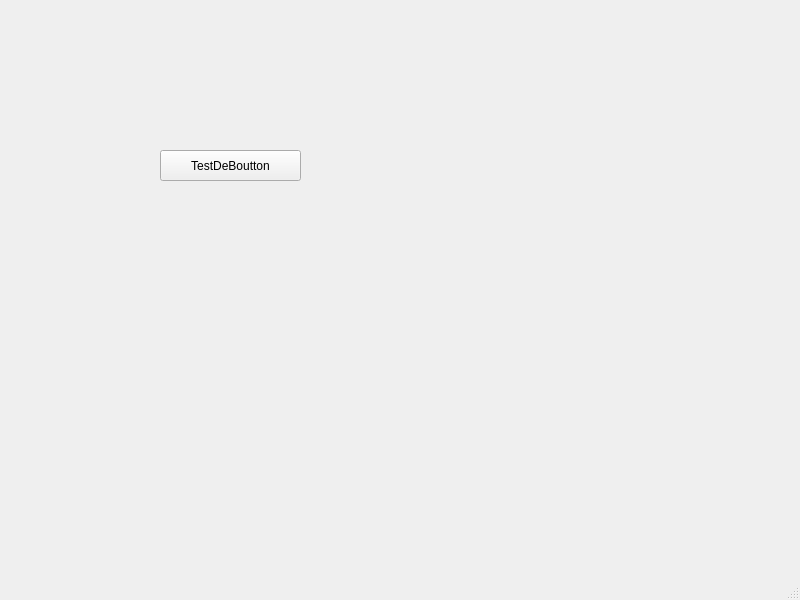
Qt form mainwindowmenu.ui (sykom1/Projet_IHM) before a commit.
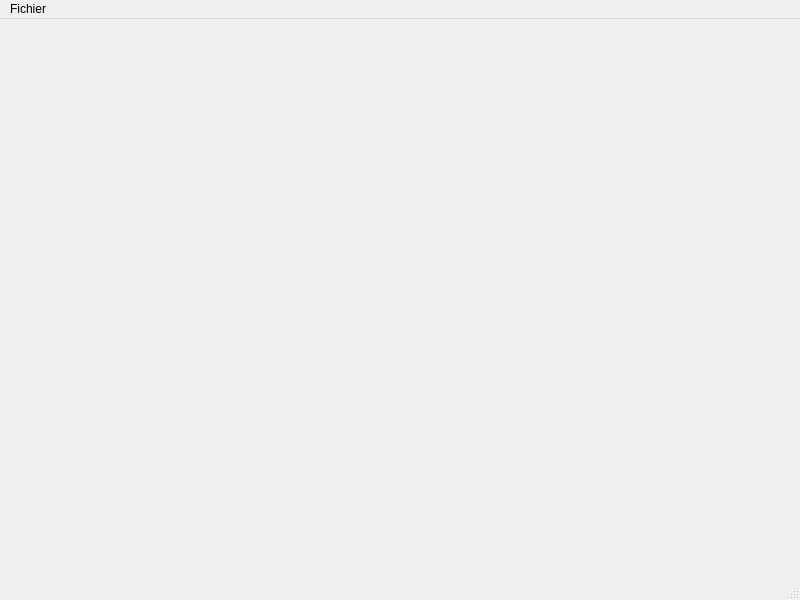
The same form after that commit.

Commit message: init of menu for different choices

What changed in the file:
```diff
--- a/mainwindowmenu.ui
+++ b/mainwindowmenu.ui
@@ -13,21 +13,7 @@
   <property name="windowTitle">
    <string>mainWindowMenu</string>
   </property>
-  <widget class="QWidget" name="centralwidget">
-   <widget class="QPushButton" name="pushButton">
-    <property name="geometry">
-     <rect>
-      <x>160</x>
-      <y>150</y>
-      <width>141</width>
-      <height>31</height>
-     </rect>
-    </property>
-    <property name="text">
-     <string>TestDeBoutton</string>
-    </property>
-   </widget>
-  </widget>
+  <widget class="QWidget" name="centralwidget"/>
   <widget class="QMenuBar" name="menubar">
    <property name="geometry">
     <rect>
@@ -37,6 +23,14 @@
      <height>22</height>
     </rect>
    </property>
+   <widget class="QMenu" name="menuRetouche_d_image">
+    <property name="title">
+     <string>Fichier</string>
+    </property>
+    <addaction name="actionOuvrir_une_image"/>
+    <addaction name="actionSauvegarder"/>
+   </widget>
+   <addaction name="menuRetouche_d_image"/>
   </widget>
   <widget class="QStatusBar" name="statusbar"/>
  </widget>
```
Left out of the diff: 16 changed lines with no effect on the pictures. The commit also changes 1 other file.
